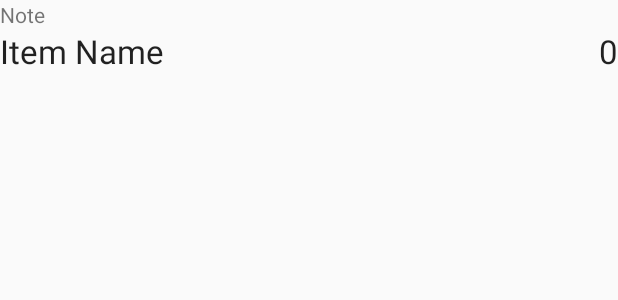
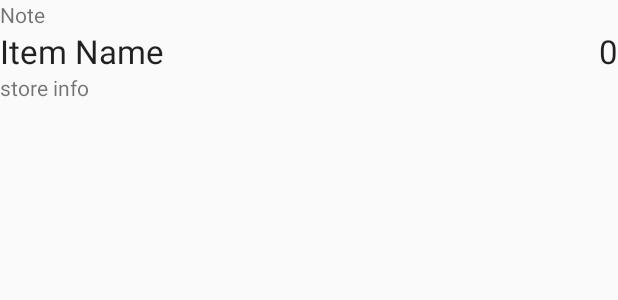
Before and after one commit to Morris-Chen/OrderingSystem, an Android app: the layout order_list_item.xml on its own in the app's theme, with its tools: preview values and no code run, on a phone screen of 412 x 824 dp. Shown: the top 300 px of the screen. Run offline under Robolectric (Android 15) with nearby library versions, the phone set to English and light mode, and no system bars.

Commit message:
Store info can be seen in order history
- modify order_list_item.xml
- corresponding code change

```diff
--- a/app/src/main/res/layout/activity_main.xml
+++ b/app/src/main/res/layout/activity_main.xml
@@ -68,7 +68,8 @@
         android:layout_alignParentStart="true"
         android:layout_toLeftOf="@+id/button3"
         android:layout_toStartOf="@+id/button3"
-        android:layout_below="@+id/editText" />
+        android:layout_below="@+id/editText"
+        android:text="Order:" />
 
     <Spinner
         android:layout_width="wrap_content"
--- a/app/src/main/res/layout/order_list_item.xml
+++ b/app/src/main/res/layout/order_list_item.xml
@@ -32,4 +32,14 @@
         android:layout_alignParentRight="true"
         android:layout_alignParentEnd="true" />
 
+    <TextView
+        android:layout_width="wrap_content"
+        android:layout_height="wrap_content"
+        android:textAppearance="?android:attr/textAppearanceSmall"
+        android:text="store info"
+        android:id="@+id/storeInfo"
+        android:layout_below="@+id/drinkName"
+        android:layout_alignParentLeft="true"
+        android:layout_alignParentStart="true" />
+
 </RelativeLayout>
```
Also changed, not shown: app/src/main/java/tw/dudou/orderingsystem/MainActivity.java (+9 -5 lines), app/src/main/java/tw/dudou/orderingsystem/MenuActivity.java (+7 -3 lines), app/src/main/res/layout/activity_menu.xml (+7 -0 lines).
